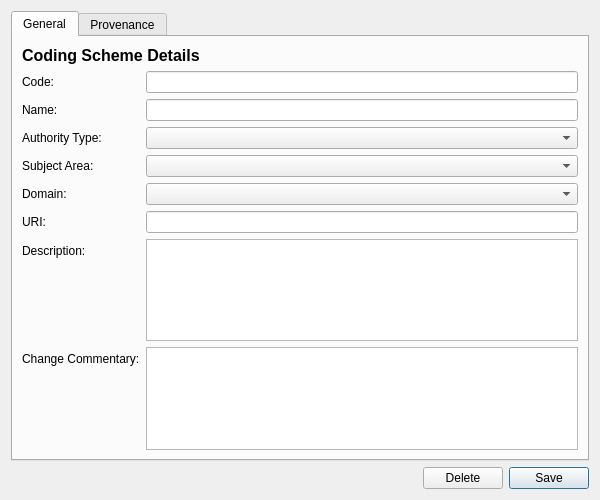
Old version of the form projects/ores.qt/ui/CodingSchemeDetailDialog.ui in the repository OreStudio/OreStudio.
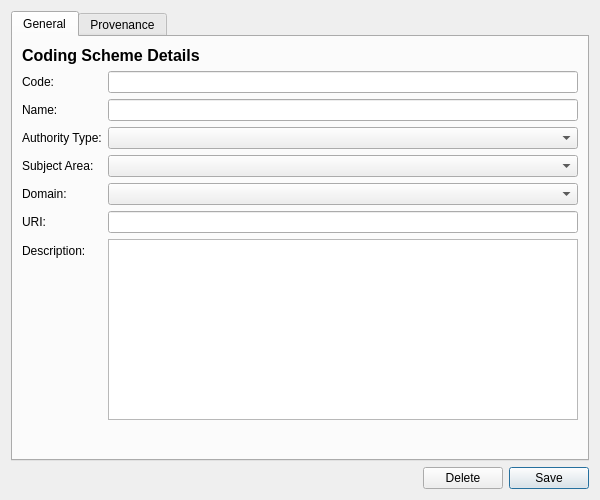
New version of the form. Custom widgets are drawn as their Qt base class.

```diff
--- a/projects/ores.qt/ui/CodingSchemeDetailDialog.ui
+++ b/projects/ores.qt/ui/CodingSchemeDetailDialog.ui
@@ -131,20 +131,6 @@
            </property>
           </widget>
          </item>
-         <item row="7" column="0">
-          <widget class="QLabel" name="commentaryLabel">
-           <property name="text">
-            <string>Change Commentary:</string>
-           </property>
-          </widget>
-         </item>
-         <item row="7" column="1">
-          <widget class="QPlainTextEdit" name="commentaryEdit">
-           <property name="maximumHeight">
-            <number>80</number>
-           </property>
-          </widget>
-         </item>
         </layout>
        </item>
        <item>
```
